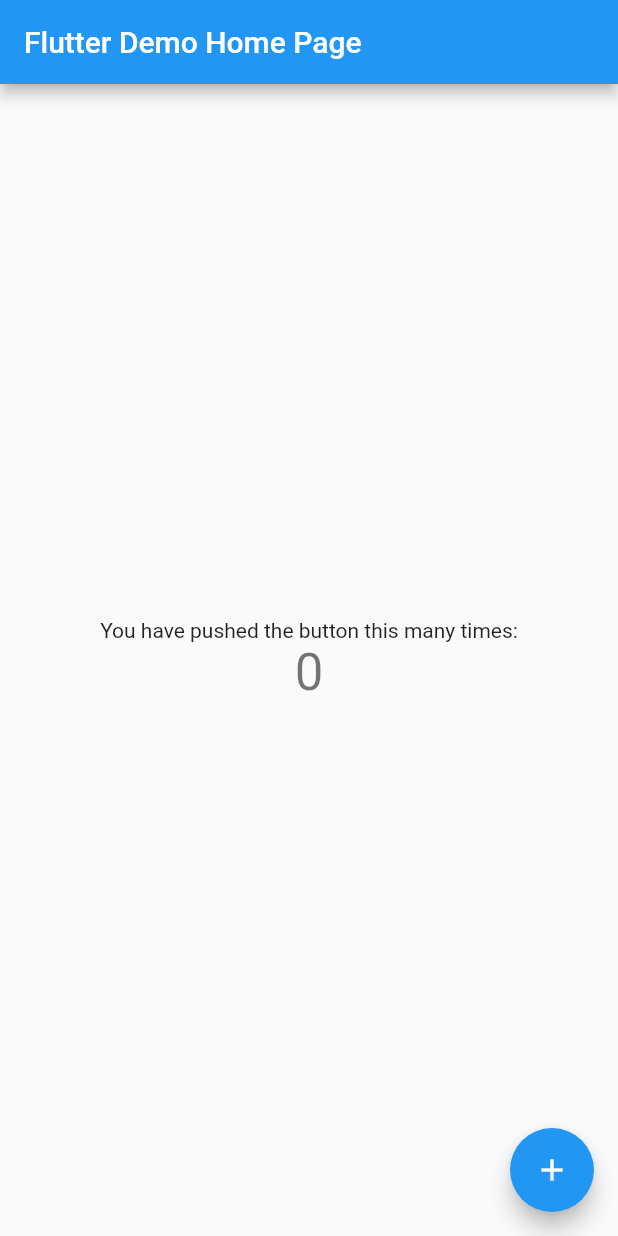
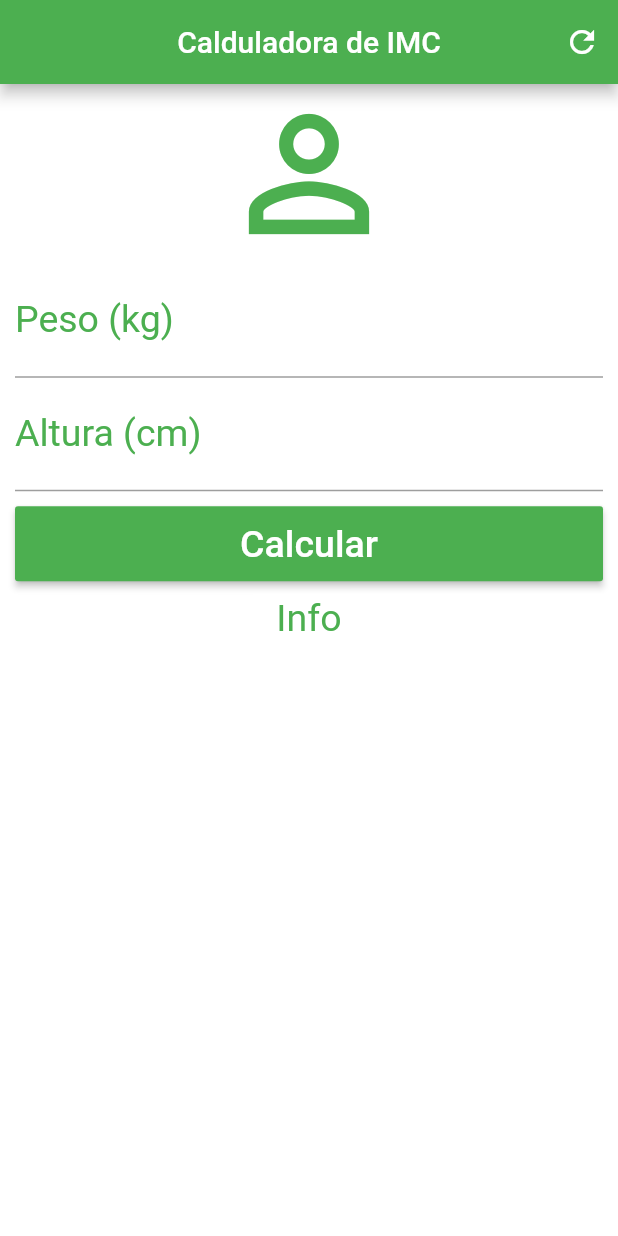
Before and after one commit to kleitonpsld/Flutter_Calculo_IMC, a Flutter app: the screen it shows after launch, on a phone screen of 412 x 824 dp. Run offline on Flutter 3.47's test engine with Material 2 defaults, Android fonts, the phone set to English and light mode, and no system bars.

Commit message:
alteração na tela

```diff
--- a/lib/main.dart
+++ b/lib/main.dart
@@ -1,117 +1,74 @@
 import 'package:flutter/material.dart';
 
 void main() {
-  runApp(MyApp());
+  runApp(MaterialApp(
+    home: Home(),
+  ));
 }
 
-class MyApp extends StatelessWidget {
-  // This widget is the root of your application.
+class Home extends StatefulWidget {
+  @override
+  _HomeState createState() => _HomeState();
+}
+
+class _HomeState extends State<Home> {
   @override
   Widget build(BuildContext context) {
-    return MaterialApp(
-      title: 'Flutter Demo',
-      theme: ThemeData(
-        // This is the theme of your application.
-        //
-        // Try running your application with "flutter run". You'll see the
-        // application has a blue toolbar. Then, without quitting the app, try
-        // changing the primarySwatch below to Colors.green and then invoke
-        // "hot reload" (press "r" in the console where you ran "flutter run",
-        // or simply save your changes to "hot reload" in a Flutter IDE).
-        // Notice that the counter didn't reset back to zero; the application
-        // is not restarted.
-        primarySwatch: Colors.blue,
-        // This makes the visual density adapt to the platform that you run
-        // the app on. For desktop platforms, the controls will be smaller and
-        // closer together (more dense) than on mobile platforms.
-        visualDensity: VisualDensity.adaptivePlatformDensity,
+    return Scaffold(
+      appBar: AppBar(
+        title: Text("Calduladora de IMC"),
+        centerTitle: true,
+        backgroundColor: Colors.green,
+        actions: [
+          IconButton(
+            icon: Icon(Icons.refresh),
+            onPressed: () {},
+          )
+        ],
       ),
-      home: MyHomePage(title: 'Flutter Demo Home Page'),
+      backgroundColor: Colors.white,
+      body: SingleChildScrollView(
+        padding: EdgeInsets.fromLTRB(10.0, 0.0, 10.0, 0.0),
+        child: Column(
+          crossAxisAlignment: CrossAxisAlignment.stretch,
+          children: [
+            Icon(Icons.person_outline, size: 120.0, color: Colors.green),
+            TextField(
+              keyboardType: TextInputType.number,
+              decoration: InputDecoration(
+                  labelText: "Peso (kg)",
+                  labelStyle: TextStyle(color: Colors.green)),
+              textAlign: TextAlign.center,
+              style: TextStyle(color: Colors.green, fontSize: 25.0),
+            ),
+            TextField(
+              keyboardType: TextInputType.number,
+              decoration: InputDecoration(
+                  labelText: "Altura (cm)",
+                  labelStyle: TextStyle(color: Colors.green)),
+              textAlign: TextAlign.center,
+              style: TextStyle(color: Colors.green, fontSize: 25.0),
+            ),
+            Padding(
+              padding: EdgeInsets.only(top: 10.0, bottom: 10.0),
+              child: Container(
+                height: 50.0,
+                child: RaisedButton(
+                  onPressed: () {},
+                  child: Text("Calcular",
+                      style: TextStyle(color: Colors.white, fontSize: 25.0)),
+                  color: Colors.green,
+                ),
+              ),
+            ),
+            Text(
+              "Info",
+              textAlign: TextAlign.center,
+              style: TextStyle(color: Colors.green, fontSize: 25.0),
+            )
+          ],
+        ),
+      ),
     );
   }
 }
-
-class MyHomePage extends StatefulWidget {
-  MyHomePage({Key key, this.title}) : super(key: key);
-
-  // This widget is the home page of your application. It is stateful, meaning
-  // that it has a State object (defined below) that contains fields that affect
-  // how it looks.
-
-  // This class is the configuration for the state. It holds the values (in this
-  // case the title) provided by the parent (in this case the App widget) and
-  // used by the build method of the State. Fields in a Widget subclass are
-  // always marked "final".
-
-  final String title;
-
-  @override
-  _MyHomePageState createState() => _MyHomePageState();
-}
-
-class _MyHomePageState extends State<MyHomePage> {
-  int _counter = 0;
-
-  void _incrementCounter() {
-    setState(() {
-      // This call to setState tells the Flutter framework that something has
-      // changed in this State, which causes it to rerun the build method below
-      // so that the display can reflect the updated values. If we changed
-      // _counter without calling setState(), then the build method would not be
-      // called again, and so nothing would appear to happen.
-      _counter++;
-    });
-  }
-
-  @override
-  Widget build(BuildContext context) {
-    // This method is rerun every time setState is called, for instance as done
-    // by the _incrementCounter method above.
-    //
-    // The Flutter framework has been optimized to make rerunning build methods
-    // fast, so that you can just rebuild anything that needs updating rather
-    // than having to individually change instances of widgets.
-    return Scaffold(
-      appBar: AppBar(
-        // Here we take the value from the MyHomePage object that was created by
-        // the App.build method, and use it to set our appbar title.
-        title: Text(widget.title),
-      ),
-      body: Center(
-        // Center is a layout widget. It takes a single child and positions it
-        // in the middle of the parent.
-        child: Column(
-          // Column is also a layout widget. It takes a list of children and
-          // arranges them vertically. By default, it sizes itself to fit its
-          // children horizontally, and tries to be as tall as its parent.
-          //
-          // Invoke "debug painting" (press "p" in the console, choose the
-          // "Toggle Debug Paint" action from the Flutter Inspector in Android
-          // Studio, or the "Toggle Debug Paint" command in Visual Studio Code)
-          // to see the wireframe for each widget.
-          //
-          // Column has various properties to control how it sizes itself and
-          // how it positions its children. Here we use mainAxisAlignment to
-          // center the children vertically; the main axis here is the vertical
-          // axis because Columns are vertical (the cross axis would be
-          // horizontal).
-          mainAxisAlignment: MainAxisAlignment.center,
-          children: <Widget>[
-            Text(
-              'You have pushed the button this many times:',
-            ),
-            Text(
-              '$_counter',
-              style: Theme.of(context).textTheme.headline4,
-            ),
-          ],
-        ),
-      ),
-      floatingActionButton: FloatingActionButton(
-        onPressed: _incrementCounter,
-        tooltip: 'Increment',
-        child: Icon(Icons.add),
-      ), // This trailing comma makes auto-formatting nicer for build methods.
-    );
-  }
-}
```
Also changed, not shown: 2 other files.
